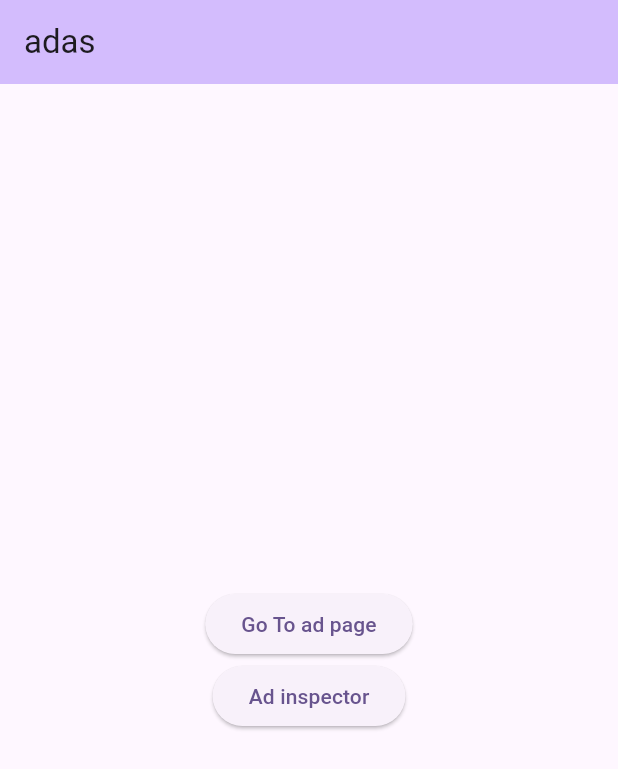
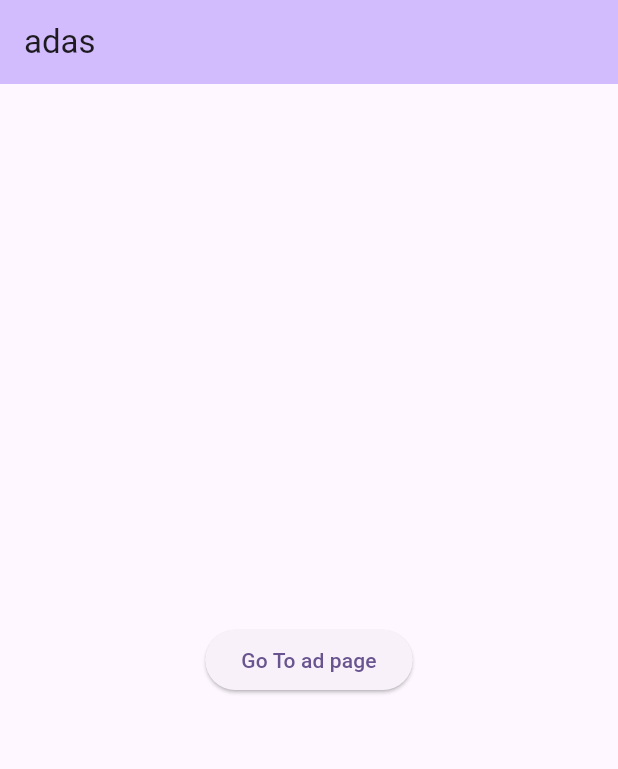
Before and after one commit to shijianan201/flutter_ad_test, a Flutter app: the screen it shows after launch, on a phone screen of 412 x 824 dp. Shown: the top 769 px of the screen. Run offline on Flutter 3.47's test engine with Material 3 defaults, Android fonts, the phone set to English and light mode, and no system bars; our stand-ins replace google_mobile_ads.

Commit message:
remove ad inspector

```diff
--- a/lib/main.dart
+++ b/lib/main.dart
@@ -108,10 +108,6 @@ class _MyHomePageState extends State<MyHomePage> {
           children: <Widget>[
             ElevatedButton(
                 onPressed: _incrementCounter, child: Text("Go To ad page")),
-            ElevatedButton(
-                onPressed: (){
-                  MobileAds.instance.openAdInspector((p0) { });
-                }, child: Text("Ad inspector"))
           ],
         ),
       ),
```
